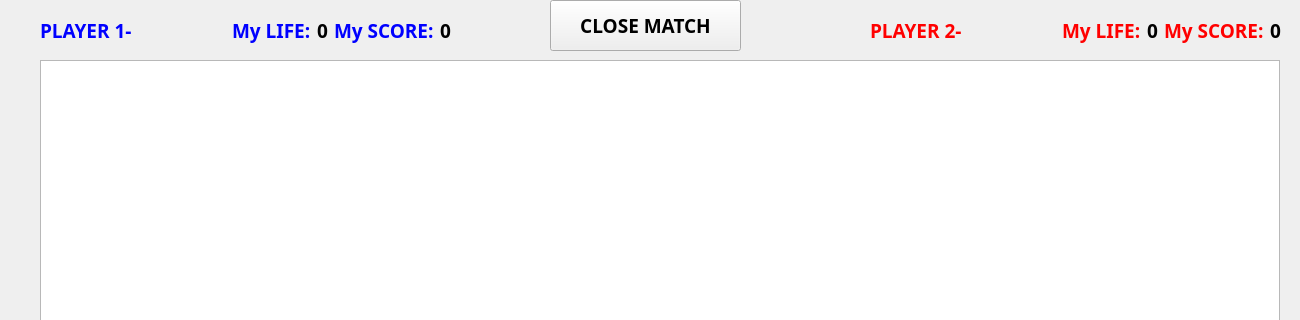
First picture: the form in CODIFICACIÓN/Ragnarok/multiplayer.ui, repository 29022020/PROYECTO-FINAL, before the edit; both pictures show x 0 to 1300 and y 0 to 320 of the 1300 by 790 pixel window.
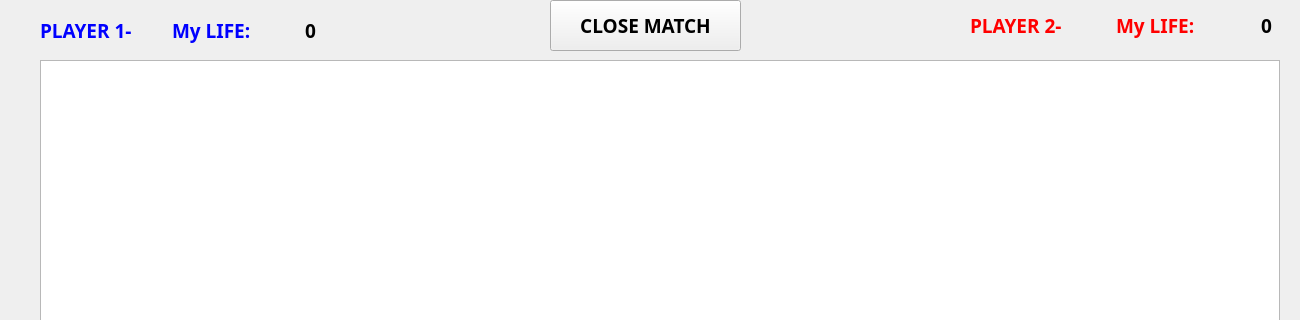
Second picture: the form after the edit. Icons and pictures are not drawn.

Diff of the .ui file:
```diff
--- a/CODIFICACIÓN/Ragnarok/multiplayer.ui
+++ b/CODIFICACIÓN/Ragnarok/multiplayer.ui
@@ -24,13 +24,34 @@
      </rect>
     </property>
    </widget>
-   <widget class="QWidget" name="layoutWidget">
+   <widget class="QPushButton" name="CSpushButton">
     <property name="geometry">
      <rect>
-      <x>870</x>
+      <x>550</x>
       <y>0</y>
-      <width>411</width>
-      <height>61</height>
+      <width>191</width>
+      <height>51</height>
+     </rect>
+    </property>
+    <property name="font">
+     <font>
+      <family>Nunito Black</family>
+      <pointsize>14</pointsize>
+      <weight>75</weight>
+      <bold>true</bold>
+     </font>
+    </property>
+    <property name="text">
+     <string>CLOSE MATCH</string>
+    </property>
+   </widget>
+   <widget class="QWidget" name="">
+    <property name="geometry">
+     <rect>
+      <x>970</x>
+      <y>0</y>
+      <width>431</width>
+      <height>51</height>
      </rect>
     </property>
     <layout class="QHBoxLayout" name="horizontalLayout_3">
@@ -50,8 +71,6 @@
       </widget>
      </item>
      <item>
-      <layout class="QHBoxLayout" name="horizontalLayout_4">
-       <item>
         <widget class="QLabel" name="MyLevel_2">
          <property name="font">
           <font>
@@ -81,50 +100,18 @@
          </property>
         </widget>
        </item>
-       <item>
-        <widget class="QLabel" name="MyScore_2">
-         <property name="font">
-          <font>
-           <family>Nunito Black</family>
-           <pointsize>14</pointsize>
-           <weight>75</weight>
-           <bold>true</bold>
-          </font>
-         </property>
-         <property name="text">
-          <string>&lt;html&gt;&lt;head/&gt;&lt;body&gt;&lt;p&gt;&lt;span style=&quot; color:#ff0000;&quot;&gt;My SCORE:&lt;/span&gt;&lt;/p&gt;&lt;/body&gt;&lt;/html&gt;</string>
-         </property>
-        </widget>
-       </item>
-       <item>
-        <widget class="QLabel" name="MyScoreValue_2">
-         <property name="font">
-          <font>
-           <family>Nunito Black</family>
-           <pointsize>14</pointsize>
-           <weight>75</weight>
-           <bold>true</bold>
-          </font>
-         </property>
-         <property name="text">
-          <string>0</string>
-         </property>
-        </widget>
-       </item>
-      </layout>
-     </item>
-    </layout>
+    </layout>
    </widget>
-   <widget class="QWidget" name="layoutWidget">
+   <widget class="QWidget" name="">
     <property name="geometry">
      <rect>
       <x>40</x>
       <y>0</y>
-      <width>411</width>
+      <width>391</width>
       <height>61</height>
      </rect>
     </property>
-    <layout class="QHBoxLayout" name="horizontalLayout_2">
+    <layout class="QHBoxLayout" name="horizontalLayout">
      <item>
       <widget class="QLabel" name="MyLevel_3">
        <property name="font">
@@ -141,8 +128,6 @@
       </widget>
      </item>
      <item>
-      <layout class="QHBoxLayout" name="horizontalLayout">
-       <item>
         <widget class="QLabel" name="MyLevel">
          <property name="font">
           <font>
@@ -172,60 +157,7 @@
          </property>
         </widget>
        </item>
-       <item>
-        <widget class="QLabel" name="MyScore">
-         <property name="font">
-          <font>
-           <family>Nunito Black</family>
-           <pointsize>14</pointsize>
-           <weight>75</weight>
-           <bold>true</bold>
-          </font>
-         </property>
-         <property name="text">
-          <string>&lt;html&gt;&lt;head/&gt;&lt;body&gt;&lt;p&gt;&lt;span style=&quot; color:#0000ff;&quot;&gt;My SCORE:&lt;/span&gt;&lt;/p&gt;&lt;/body&gt;&lt;/html&gt;</string>
-         </property>
-        </widget>
-       </item>
-       <item>
-        <widget class="QLabel" name="MyScoreValue">
-         <property name="font">
-          <font>
-           <family>Nunito Black</family>
-           <pointsize>14</pointsize>
-           <weight>75</weight>
-           <bold>true</bold>
-          </font>
-         </property>
-         <property name="text">
-          <string>0</string>
-         </property>
-        </widget>
-       </item>
-      </layout>
-     </item>
-    </layout>
-   </widget>
-   <widget class="QPushButton" name="CSpushButton">
-    <property name="geometry">
-     <rect>
-      <x>550</x>
-      <y>0</y>
-      <width>191</width>
-      <height>51</height>
-     </rect>
-    </property>
-    <property name="font">
-     <font>
-      <family>Nunito Black</family>
-      <pointsize>14</pointsize>
-      <weight>75</weight>
-      <bold>true</bold>
-     </font>
-    </property>
-    <property name="text">
-     <string>CLOSE MATCH</string>
-    </property>
+    </layout>
    </widget>
   </widget>
   <widget class="QMenuBar" name="menubar">
```
Left out of the diff: 10 changed lines with no effect on the pictures. Lines whose indentation alone changed are shown as unchanged.
